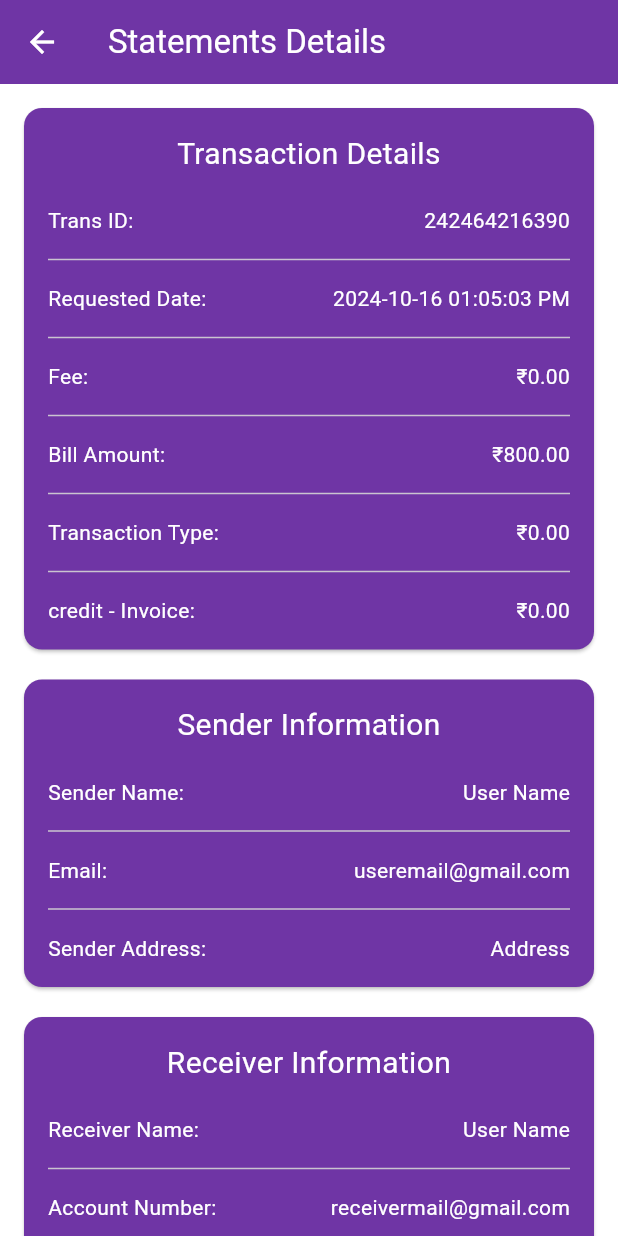
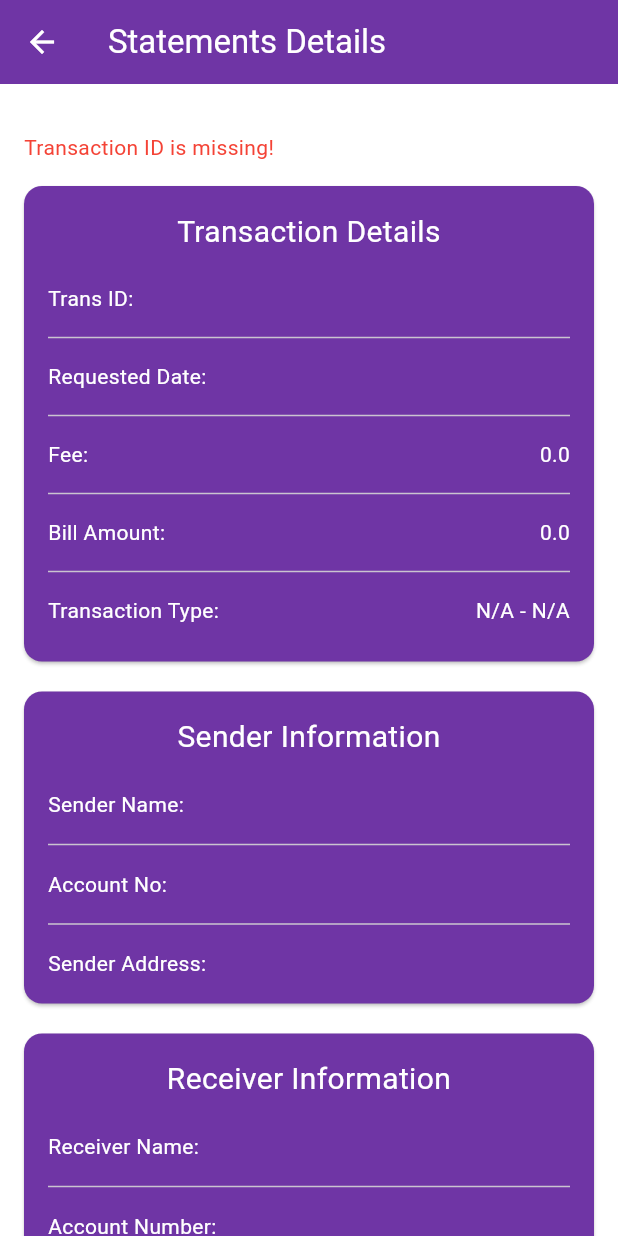
Before and after one commit to VIKAS-WEB/QuickCashApp, a Flutter app: the StatementDetailsScreen screen opened directly, on a phone screen of 412 x 824 dp. Run offline on Flutter 3.47's test engine with Material 3 defaults, Android fonts, the phone set to English and light mode, and no system bars; our stand-ins replace country_picker, dio, flutter_svg, image_picker, intl_phone_field, percent_indicator and 2 more; missing offline and left inert: country_flags, country_state_city_pro, flutter_quill; accounts and stored records are empty.

Commit message:
Quickcash
1. All Account List Design And Api - Done
    - Design Done
    - Fetch Data
    - Show Data

2. Account Details Design and Api - Done
    - Design Done
    - Account Details Api class
    - Account Details Model Class
    - Fetch all Data
    - Show All Data

3. Refer & Earn Api - Done
    - Refer And Earn Api Class
    - Refer And Earn Model Class
    - Fetch Data
    - Show Data

4. Transaction Details Api - ...
    - Transaction Details Api class
    - Transaction Model class
    - fetch all data
    -  show all data

5.  Statement Api - Done
      - Statement Api class
      -  Fetch All data
      -  show all data

6. Statement Details Api - Done
     - Statement Details Api
     - Fetch all data
     - show all data

```diff
--- a/lib/Screens/StatemetScreen/StatementDetailsScreen/statement_details_screen.dart
+++ b/lib/Screens/StatemetScreen/StatementDetailsScreen/statement_details_screen.dart
@@ -1,10 +1,103 @@
 import 'package:flutter/material.dart';
+import 'package:intl/intl.dart';
 import 'package:quickcash/constants.dart';
 
-class StatementDetailsScreen extends StatelessWidget {
+import '../../TransactionScreen/TransactionDetailsScreen/model/transactionDetailsApi.dart';
+
+class StatementDetailsScreen extends StatefulWidget {
   final String? transactionId;
 
   const StatementDetailsScreen({super.key,this.transactionId});
+
+
+  @override
+  State<StatementDetailsScreen> createState() => _StatementDetailsScreenState();
+
+}
+
+class _StatementDetailsScreenState extends State<StatementDetailsScreen>{
+  final TransactionDetailsListApi _transactionDetailsListApi = TransactionDetailsListApi();
+
+  String? transactionId;
+  String? requestDate;
+  double? fee;
+  double? billAmount;
+  double? amount;
+  String? transactionType;
+  String? extraType;
+  String? fromCurrency;
+
+  String? senderName;
+  String? senderAccountNo;
+  String? senderAddress;
+
+  String? receiverName;
+  String? receiverAccountNo;
+  String? receiverAddress;
+  String? status;
+
+  String? transactionAmount;
+
+  bool isLoading = false;
+  String? errorMessage;
+
+  @override
+  void initState() {
+    super.initState();
+    mTransactionDetails();
+  }
+
+  Future<void> mTransactionDetails() async {
+    // Check if the transaction ID is null
+    if (widget.transactionId == null) {
+      setState(() {
+        errorMessage = "Transaction ID is missing!";
+      });
+      return;
+    }
+
+    setState(() {
+      isLoading = true;
+      errorMessage = null;
+    });
+
+    try {
+      // Fetch transaction details using the provided transaction ID
+      final response = await _transactionDetailsListApi.transactionDetailsListApi(widget.transactionId!);
+
+      setState(() {
+        isLoading = false;
+
+        transactionId = response.trx;
+        fromCurrency = response.fromCurrency;
+        fee = response.fee ?? 0.0;
+        billAmount = (response.billAmount ?? 0.0) + (response.fee ?? 0.0);
+        amount = (response.billAmount ?? 0.0);
+        transactionType = response.transactionType ?? 'N/A';
+        extraType = response.extraType ?? 'N/A';
+
+        senderName = response.senderDetail?.isNotEmpty == true ? response.senderDetail?.first.senderName : 'N/A';
+        senderAccountNo = response.senderDetail?.isNotEmpty == true ? response.senderDetail?.first.senderAccountNumber : 'N/A';
+        senderAddress = response.senderDetail?.isNotEmpty == true ? response.senderDetail?.first.senderAddress : 'N/A';
+
+        receiverName = response.receiverDetail?.isNotEmpty == true ? response.receiverDetail?.first.receiverName : 'N/A';
+        receiverAccountNo = response.receiverDetail?.isNotEmpty == true ? response.receiverDetail?.first.receiverAccountNumber : 'N/A';
+        receiverAddress = response.receiverDetail?.isNotEmpty == true ? response.receiverDetail?.first.receiverAddress : 'N/A';
+
+        status = response.status ?? 'N/A';
+
+        // Convert the input date string to a DateTime object
+        requestDate = response.requestedDate != null
+            ? DateFormat('yyyy-MM-dd hh:mm:ss:a').format(DateTime.parse(response.requestedDate!))
+            : 'N/A';
+      });
+    } catch (error) {
+      setState(() {
+        isLoading = false;
+        errorMessage = error.toString();
+      });
+    }
+  }
 
   @override
   Widget build(BuildContext context) {
@@ -18,94 +111,137 @@ class StatementDetailsScreen extends StatelessWidget {
           style: TextStyle(color: Colors.white),
         ),
       ),
-      body: SingleChildScrollView(
-        // Added ScrollView here
+      body: isLoading
+          ? const Center(
+        child: CircularProgressIndicator(
+          color: kPrimaryColor,
+        ),
+      )
+          : SingleChildScrollView(
         child: Padding(
           padding: const EdgeInsets.all(16.0),
           child: Column(
             crossAxisAlignment: CrossAxisAlignment.start,
             children: [
-              const Card(
+              const SizedBox(height: defaultPadding),
+
+              if (errorMessage != null)
+                Text(errorMessage!, style: const TextStyle(color: Colors.red)),
+
+              const SizedBox(height: defaultPadding),
+
+              // Transaction Details Card
+              Card(
                 color: kPrimaryColor,
-                margin: EdgeInsets.symmetric(vertical: 0, horizontal: 0),
+                margin: const EdgeInsets.symmetric(vertical: 0, horizontal: 0),
                 child: Padding(
-                  padding: EdgeInsets.all(defaultPadding),
+                  padding: const EdgeInsets.all(defaultPadding),
                   child: Column(
                     children: [
-
-                      Center(
+                      const Center(
                         child: Text(
                           "Transaction Details",
                           style: TextStyle(color: Colors.white, fontSize: 20),
                           textAlign: TextAlign.center,
                         ),
                       ),
-
-                      SizedBox(height: 20),
-
+                      const SizedBox(height: 20),
                       Row(
                         mainAxisAlignment: MainAxisAlignment.spaceBetween,
                         children: [
-                          Text("Trans ID:",
-                              style: TextStyle(color: Colors.white)),
-                          Text("242464216390",
-                              style: TextStyle(color: Colors.white)),
+                          const Text("Trans ID:", style: TextStyle(color: Colors.white)),
+                          Text(transactionId ?? " ", style: const TextStyle(color: Colors.white)),
                         ],
                       ),
-                      SizedBox(height: 8),
-                      Divider(),
-                      SizedBox(height: 8),
+                      const SizedBox(height: 8),
+                      const Divider(),
+                      const SizedBox(height: 8),
                       Row(
                         mainAxisAlignment: MainAxisAlignment.spaceBetween,
                         children: [
-                          Text("Requested Date:",
-                              style: TextStyle(color: Colors.white)),
-                          Text("2024-10-16 01:05:03 PM",
-                              style: TextStyle(color: Colors.white)),
+                          const Text("Requested Date:", style: TextStyle(color: Colors.white)),
+                          Text(requestDate ?? " ", style: const TextStyle(color: Colors.white)),
                         ],
                       ),
-                      SizedBox(height: 8),
-                      Divider(),
-                      SizedBox(height: 8),
+                      const SizedBox(height: 8),
+                      const Divider(),
+                      const SizedBox(height: 8),
                       Row(
                         mainAxisAlignment: MainAxisAlignment.spaceBetween,
                         children: [
-                          Text("Fee:", style: TextStyle(color: Colors.white)),
-                          Text("₹0.00", style: TextStyle(color: Colors.white)),
+                          const Text("Fee:", style: TextStyle(color: Colors.white)),
+                          Text((fee ?? 0).toString(), style: const TextStyle(color: Colors.white)),
                         ],
                       ),
-                      SizedBox(height: 8),
-                      Divider(),
-                      SizedBox(height: 8),
+                      const SizedBox(height: 8),
+                      const Divider(),
+                      const SizedBox(height: 8),
                       Row(
                         mainAxisAlignment: MainAxisAlignment.spaceBetween,
                         children: [
-                          Text("Bill Amount:",
-                              style: TextStyle(color: Colors.white)),
-                          Text("₹800.00",
-                              style: TextStyle(color: Colors.white)),
+                          const Text("Bill Amount:", style: TextStyle(color: Colors.white)),
+                          Text((billAmount ?? 0).toString(), style: const TextStyle(color: Colors.white)),
                         ],
                       ),
-                      SizedBox(height: 8),
-                      Divider(),
-                      SizedBox(height: 8),
+                      const SizedBox(height: 8),
+                      const Divider(),
+                      const SizedBox(height: 8),
                       Row(
                         mainAxisAlignment: MainAxisAlignment.spaceBetween,
                         children: [
-                          Text("Transaction Type:",
-                              style: TextStyle(color: Colors.white)),
-                          Text("₹0.00", style: TextStyle(color: Colors.white)),
+                          const Text("Transaction Type:", style: TextStyle(color: Colors.white)),
+                          Text('${extraType ?? 'N/A'} - ${transactionType ?? 'N/A'}', style: const TextStyle(color: Colors.white)),
                         ],
                       ),
-                      SizedBox(height: 8),
-                      Divider(),
-                      SizedBox(height: 8),
+                      const SizedBox(height: 8),
+                    ],
+                  ),
+                ),
+              ),
+
+              const SizedBox(height: 20),
+
+              // Sender Information Card
+              Card(
+                color: kPrimaryColor,
+                margin: const EdgeInsets.symmetric(vertical: 0, horizontal: 0),
+                child: Padding(
+                  padding: const EdgeInsets.all(defaultPadding),
+                  child: Column(
+                    children: <Widget>[
+                      const Center(
+                        child: Text(
+                          "Sender Information",
+                          style: TextStyle(color: Colors.white, fontSize: 20),
+                          textAlign: TextAlign.center,
+                        ),
+                      ),
+                      const SizedBox(height: 20),
                       Row(
                         mainAxisAlignment: MainAxisAlignment.spaceBetween,
                         children: [
-                          Text("credit - Invoice:",
-                              style: TextStyle(color: Colors.white)),
-                          Text("₹0.00", style: TextStyle(color: Colors.white)),
+                          const Text("Sender Name:", style: TextStyle(color: Colors.white)),
+                          Text(senderName ?? "", style: const TextStyle(color: Colors.white)),
+                        ],
+                      ),
+                      const SizedBox(height: 8),
+                      const Divider(),
+                      const SizedBox(height: 8),
+                      Row(
+                        mainAxisAlignment: MainAxisAlignment.spaceBetween,
+                        children: [
+                          const Text("Account No:", style: TextStyle(color: Colors.white)),
+                          Text(senderAccountNo ?? "", style: const TextStyle(color: Colors.white)),
+                        ],
+                      ),
+                      const SizedBox(height: 8),
+                      const Divider(),
+                      const SizedBox(height: 8),
+                      Row(
+                        mainAxisAlignment: MainAxisAlignment.spaceBetween,
+                        children: [
+                          const Text("Sender Address:", style: TextStyle(color: Colors.white)),
+                          Text(senderAddress ?? "", style: const TextStyle(color: Colors.white)),
                         ],
                       ),
                     ],
@@ -115,63 +251,7 @@ class StatementDetailsScreen extends StatelessWidget {
 
               const SizedBox(height: 20),
 
-              const Card(
-                color: kPrimaryColor,
-                margin: EdgeInsets.symmetric(vertical: 0, horizontal: 0),
-                child: Padding(
-                  padding: EdgeInsets.all(defaultPadding),
-                  child: Column(
-                    children: [
-
-                      Center(
-                        child: Text(
-                          "Sender Information",
-                          style: TextStyle(color: Colors.white, fontSize: 20),
-                          textAlign: TextAlign.center,
-                        ),
-                      ),
-
-                      SizedBox(height: 20),
-
-                      Row(
-                        mainAxisAlignment: MainAxisAlignment.spaceBetween,
-                        children: [
-                          Text("Sender Name:",
-                              style: TextStyle(color: Colors.white)),
-                          Text("User Name",
-                              style: TextStyle(color: Colors.white)),
-                        ],
-                      ),
-                      SizedBox(height: 8),
-                      Divider(),
-                      SizedBox(height: 8),
-                      Row(
-                        mainAxisAlignment: MainAxisAlignment.spaceBetween,
-                        children: [
-                          Text("Email:", style: TextStyle(color: Colors.white)),
-                          Text("useremail@gmail.com",
-                              style: TextStyle(color: Colors.white)),
-                        ],
-                      ),
-                      SizedBox(height: 8),
-                      Divider(),
-                      SizedBox(height: 8),
-                      Row(
-                        mainAxisAlignment: MainAxisAlignment.spaceBetween,
-                        children: [
-                          Text("Sender Address:",
-                              style: TextStyle(color: Colors.white)),
-                          Text("Address",
-                              style: TextStyle(color: Colors.white)),
-                        ],
-                      ),
-                    ],
-                  ),
-                ),
-              ),
-
-              const SizedBox(height: 20),
-
+              // Receiver Information Card
               Card(
                 color: kPrimaryColor,
                 margin: const EdgeInsets.symmetric(vertical: 0, horizontal: 0),
@@ -179,7 +259,6 @@ class StatementDetailsScreen extends StatelessWidget {
                   padding: const EdgeInsets.all(defaultPadding),
                   child: Column(
                     children: [
-
                       const Center(
                         child: Text(
                           "Receiver Information",
@@ -187,40 +266,32 @@ class StatementDetailsScreen extends StatelessWidget {
                           textAlign: TextAlign.center,
                         ),
                       ),
-
                       const SizedBox(height: 20),
-
-                      const Row(
+                      Row(
                         mainAxisAlignment: MainAxisAlignment.spaceBetween,
                         children: [
-                          Text("Receiver Name:",
-                              style: TextStyle(color: Colors.white)),
-                          Text("User Name",
-                              style: TextStyle(color: Colors.white)),
+                          const Text("Receiver Name:", style: TextStyle(color: Colors.white)),
+                          Text(receiverName ?? '', style: const TextStyle(color: Colors.white)),
                         ],
                       ),
                       const SizedBox(height: 8),
                       const Divider(),
                       const SizedBox(height: 8),
-                      const Row(
+                      Row(
                         mainAxisAlignment: MainAxisAlignment.spaceBetween,
                         children: [
-                          Text("Account Number:",
-                              style: TextStyle(color: Colors.white)),
-                          Text("receivermail@gmail.com",
-                              style: TextStyle(color: Colors.white)),
+                          const Text("Account Number:", style: TextStyle(color: Colors.white)),
+                          Text(receiverAccountNo ?? '', style: const TextStyle(color: Colors.white)),
                         ],
                       ),
                       const SizedBox(height: 8),
                       const Divider(),
                       const SizedBox(height: 8),
-                      const Row(
+                      Row(
                         mainAxisAlignment: MainAxisAlignment.spaceBetween,
                         children: [
-                          Text("Receiver Address:",
-                              style: TextStyle(color: Colors.white)),
-                          Text("Address",
-                              style: TextStyle(color: Colors.white)),
+                          const Text("Receiver Address:", style: TextStyle(color: Colors.white)),
+                          Text(receiverAddress ?? '', style: const TextStyle(color: Colors.white)),
                         ],
                       ),
                       const SizedBox(height: 8),
@@ -235,7 +306,7 @@ class StatementDetailsScreen extends StatelessWidget {
                             style: ButtonStyle(
                               backgroundColor: WidgetStateProperty.all(Colors.white),
                             ),
-                            child: const Text('Success',style: TextStyle(color: Colors.green),),
+                            child: Text(status ?? '', style: const TextStyle(color: Colors.green)),
                           ),
                         ],
                       ),
@@ -246,6 +317,7 @@ class StatementDetailsScreen extends StatelessWidget {
 
               const SizedBox(height: 20),
 
+              // Bank Status Card
               Card(
                 color: kPrimaryColor,
                 margin: const EdgeInsets.symmetric(vertical: 0, horizontal: 0),
@@ -253,7 +325,6 @@ class StatementDetailsScreen extends StatelessWidget {
                   padding: const EdgeInsets.all(defaultPadding),
                   child: Column(
                     children: [
-
                       const Center(
                         child: Text(
                           "Bank Status",
@@ -261,41 +332,32 @@ class StatementDetailsScreen extends StatelessWidget {
                           textAlign: TextAlign.center,
                         ),
                       ),
-
                       const SizedBox(height: 20),
-
-
-                      const Row(
+                      Row(
                         mainAxisAlignment: MainAxisAlignment.spaceBetween,
                         children: [
-                          Text("Bank TransID:",
-                              style: TextStyle(color: Colors.white)),
-                          Text("242464216390",
-                              style: TextStyle(color: Colors.white)),
+                          const Text("Bank TransID:", style: TextStyle(color: Colors.white)),
+                          Text(transactionId ?? " ", style: const TextStyle(color: Colors.white)),
                         ],
                       ),
                       const SizedBox(height: 8),
                       const Divider(),
                       const SizedBox(height: 8),
-                      const Row(
+                      Row(
                         mainAxisAlignment: MainAxisAlignment.spaceBetween,
                         children: [
-                          Text("Trans Amt:",
-                              style: TextStyle(color: Colors.white)),
-                          Text("₹800",
-                              style: TextStyle(color: Colors.white)),
+                          const Text("Trans Amt:", style: TextStyle(color: Colors.white)),
+                          Text("$fromCurrency $amount", style: const TextStyle(color: Colors.white)),
                         ],
                       ),
                       const SizedBox(height: 8),
                       const Divider(),
                       const SizedBox(height: 8),
-                      const Row(
+                      Row(
                         mainAxisAlignment: MainAxisAlignment.spaceBetween,
                         children: [
-                          Text("Settel. Date:",
-                              style: TextStyle(color: Colors.white)),
-                          Text("2024-10-16 01:05:03 PM",
-                              style: TextStyle(color: Colors.white)),
+                          const Text("Settlement Date:", style: TextStyle(color: Colors.white)),
+                          Text(requestDate ?? "", style: const TextStyle(color: Colors.white)),
                         ],
                       ),
                       const SizedBox(height: 8),
@@ -310,7 +372,7 @@ class StatementDetailsScreen extends StatelessWidget {
                             style: ButtonStyle(
                               backgroundColor: WidgetStateProperty.all(Colors.white),
                             ),
-                            child: const Text('Success',style: TextStyle(color: Colors.green),),
+                            child: Text(status ?? '', style: const TextStyle(color: Colors.green)),
                           ),
                         ],
                       ),
@@ -324,4 +386,5 @@ class StatementDetailsScreen extends StatelessWidget {
       ),
     );
   }
+
 }
```
